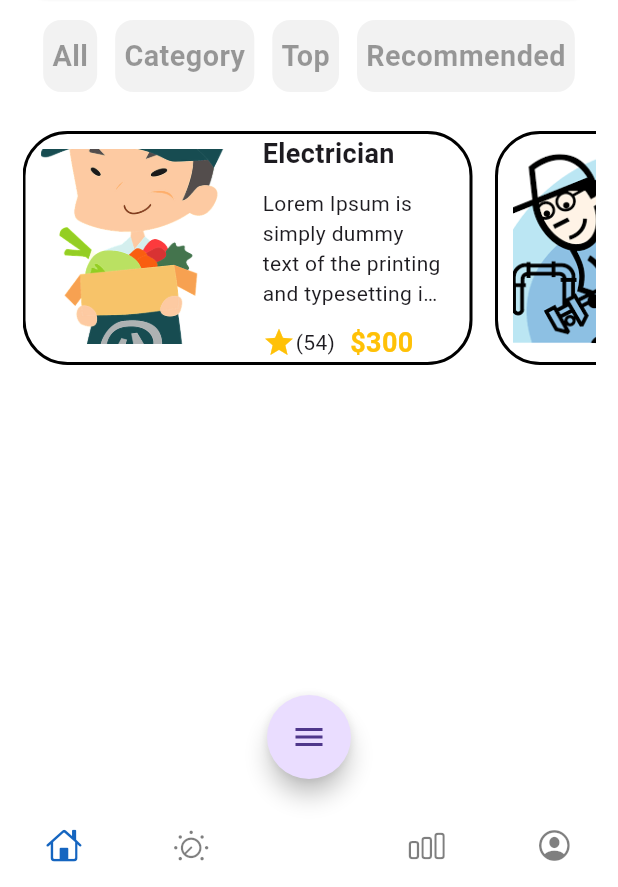
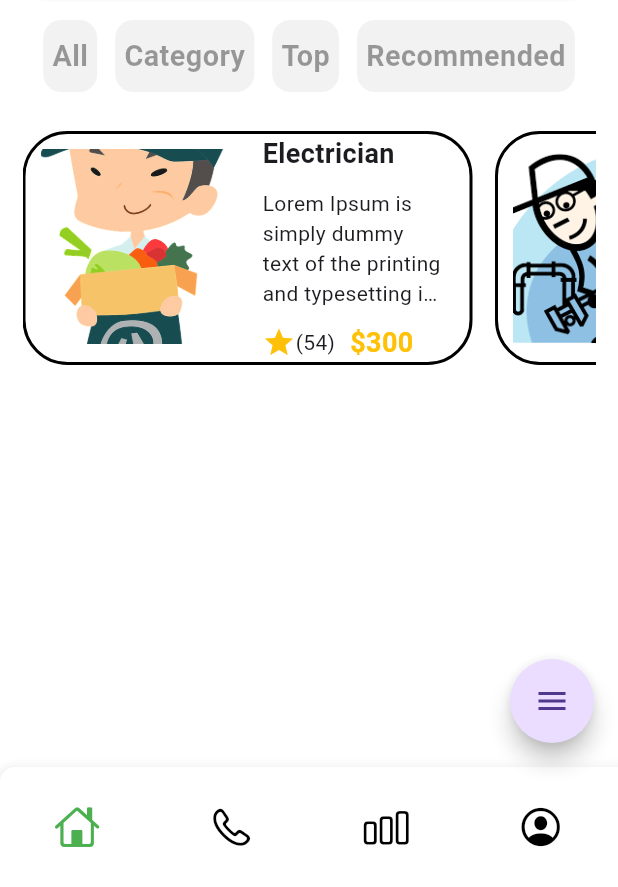
Before and after one commit to hasib94badhon/Mark, a Flutter app: the NavigationScreen screen opened directly, on a phone screen of 412 x 824 dp, the part 349-1236 px from its top. Run offline on Flutter 3.47's test engine with Material 3 defaults, Android fonts, the phone set to English and light mode, and no system bars; drawn by our look-alikes of animated_bottom_navigation_bar, flutter_speed_dial; our stand-ins replace fan_carousel_image_slider, flutter_rating_bar, introduction_screen; missing offline and left inert: sms_otp_auto_verify; network calls fail.

Commit message:
navigation update

```diff
--- a/lib/main.dart
+++ b/lib/main.dart
@@ -1,3 +1,4 @@
+
 import 'package:flutter/material.dart';
 import 'package:aaram_bd/pages/Homepage.dart';
 import 'package:aaram_bd/pages/cartPage.dart';
@@ -23,7 +24,7 @@ class MyApp extends StatelessWidget{
         scaffoldBackgroundColor: Colors.white,
       ),
       routes: {
-        "/":(context)=> (AdvertScreen()),
+        "/":(context)=> (NavigationScreen()),
       },
     );
   }
--- a/lib/screens/login_screen.dart
+++ b/lib/screens/login_screen.dart
@@ -1,7 +1,6 @@
 import 'dart:convert';
 import 'package:flutter/material.dart';
 import 'package:flutter/widgets.dart';
-import 'package:aaram_bd/pages/Centerpage.dart';
 import 'package:aaram_bd/pages/Homepage.dart';
 import 'package:aaram_bd/screens/SignUp_screen.dart';
 import 'package:aaram_bd/screens/forgot_screen.dart';
--- a/lib/screens/navigation_screen.dart
+++ b/lib/screens/navigation_screen.dart
@@ -1,15 +1,14 @@
-import 'package:animated_bottom_navigation_bar/animated_bottom_navigation_bar.dart';
 import 'package:flutter/cupertino.dart';
 import 'package:flutter/material.dart';
-import 'package:aaram_bd/pages/Centerpage.dart';
 import 'package:aaram_bd/pages/Homepage.dart';
 import 'package:aaram_bd/pages/cartPage.dart';
 import 'package:aaram_bd/screens/favorite_screen.dart';
 import 'package:aaram_bd/screens/advert_screen.dart';
 import 'package:flutter_speed_dial/flutter_speed_dial.dart';
+import 'package:animated_bottom_navigation_bar/animated_bottom_navigation_bar.dart';
 
 class NavigationScreen extends StatefulWidget {
-  const NavigationScreen({super.key});
+  const NavigationScreen({Key? key});
 
   @override
   State<NavigationScreen> createState() => _NavigationScreenState();
@@ -32,34 +31,63 @@ class _NavigationScreenState extends State<NavigationScreen> {
         index: pageIndex,
         children: pages,
       ),
-      floatingActionButton:SpeedDial(
+      floatingActionButton: SpeedDial(
         animatedIcon: AnimatedIcons.menu_close,
+        overlayColor: Colors.black,
+        overlayOpacity: 0.5,
+        elevation: 6.0,
         children: [
           SpeedDialChild(
-            child: Container(
-              height: 600,
-              width: 600,
-              color: Colors.pink,
-            )
+            child: Icon(Icons.info, size: 24, color: Colors.white),
+            backgroundColor: Colors.blue,
+            label: 'Info',
+            onTap: () {
+              // Handle Info option tapped
+            },
+          ),
+          SpeedDialChild(
+            child: Icon(Icons.local_activity, size: 24, color: Colors.white),
+            backgroundColor: Colors.green,
+            label: 'Service',
+            onTap: () {
+              // Handle Service option tapped
+            },
+          ),
+          SpeedDialChild(
+            child: Icon(Icons.shopping_cart, size: 24, color: Colors.white),
+            backgroundColor: Colors.orange,
+            label: 'Shops',
+            onTap: () {
+              // Handle Shops option tapped
+            },
+          ),
+          SpeedDialChild(
+            child: Icon(Icons.person, size: 24, color: Colors.white),
+            backgroundColor: Colors.red,
+            label: 'My Profile',
+            onTap: () {
+              // Handle My Profile option tapped
+            },
           ),
         ],
       ),
-      floatingActionButtonLocation: FloatingActionButtonLocation.centerFloat,
+      floatingActionButtonLocation: FloatingActionButtonLocation.endFloat,
       bottomNavigationBar: AnimatedBottomNavigationBar(
+        height: 80,
+        activeColor: Colors.green,
+        inactiveColor: Colors.black,
+        iconSize: 30,
         icons: [
           CupertinoIcons.home,
-          CupertinoIcons.dial,
+          CupertinoIcons.phone,
           CupertinoIcons.chart_bar,
           CupertinoIcons.profile_circled,
         ],
-        //splashColor: ,
-        inactiveColor: Colors.black.withOpacity(0.5),
-        activeColor: Colors.blue.shade800,
-        gapLocation: GapLocation.center,
         activeIndex: pageIndex,
+        gapLocation: GapLocation.none,
         notchSmoothness: NotchSmoothness.softEdge,
         leftCornerRadius: 10,
-        elevation: 0,
+        elevation: 8,
         onTap: (index) {
           setState(() {
             pageIndex = index;
```
Also changed, not shown: lib/pages/Centerpage.dart (deleted, +0 -90 lines).
